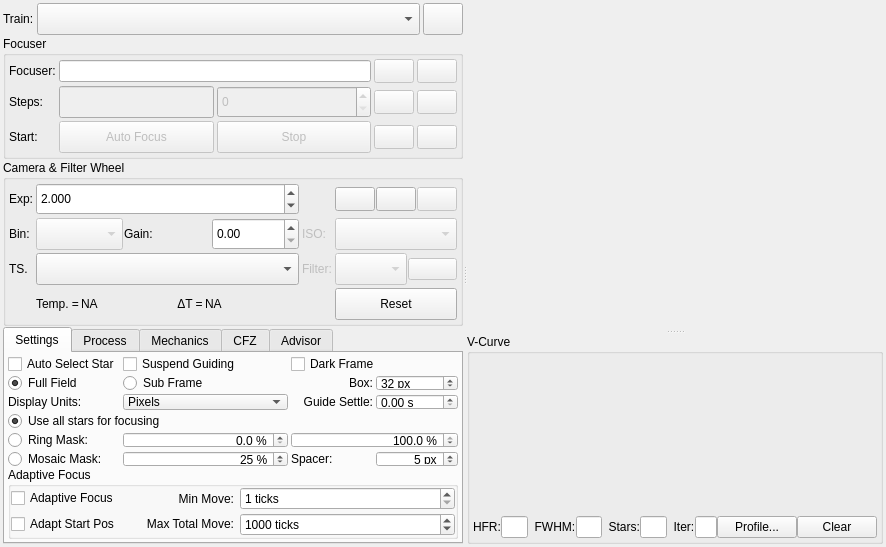
The window that kstars/ekos/focus/focus.ui (KDE/kstars) describes before a commit, drawn with Qt 5.
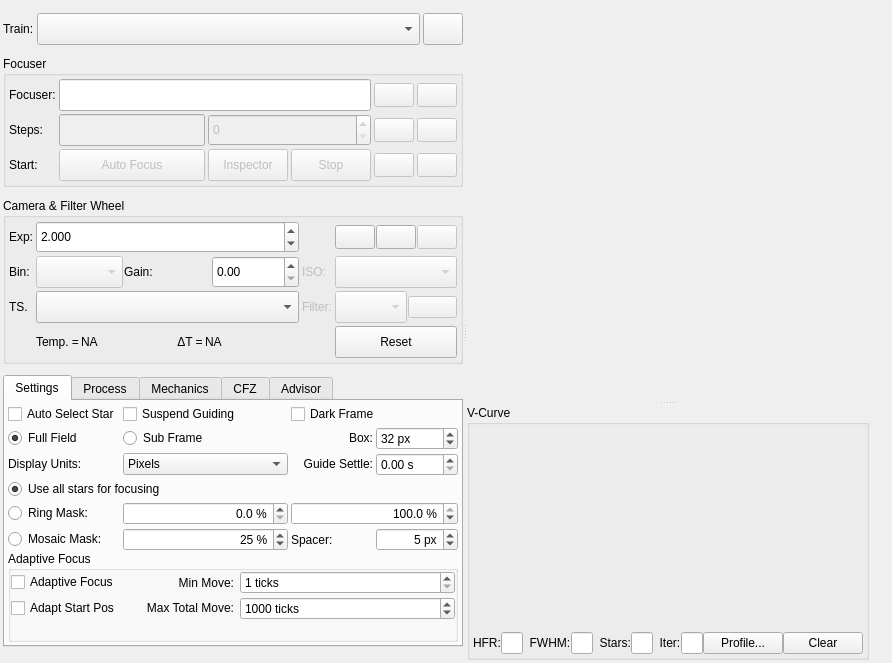
The same window after the commit. Icons and pictures are not drawn. Custom widgets are drawn as their Qt base class.

Commit message: Aberration Inspector

```diff
--- a/kstars/ekos/focus/focus.ui
+++ b/kstars/ekos/focus/focus.ui
@@ -6,8 +6,8 @@
    <rect>
     <x>0</x>
     <y>0</y>
-    <width>886</width>
-    <height>547</height>
+    <width>891</width>
+    <height>663</height>
    </rect>
   </property>
   <property name="sizePolicy">
@@ -41,7 +41,7 @@
       <enum>Qt::Horizontal</enum>
      </property>
      <widget class="QWidget" name="layoutWidget">
-      <layout class="QVBoxLayout" name="leftLayout">
+      <layout class="QVBoxLayout" name="leftLayout" stretch="0,0,0,0">
        <property name="spacing">
         <number>1</number>
        </property>
@@ -125,7 +125,7 @@
        <item>
         <widget class="QGroupBox" name="focuserGroup">
          <property name="sizePolicy">
-          <sizepolicy hsizetype="Preferred" vsizetype="Preferred">
+          <sizepolicy hsizetype="Preferred" vsizetype="Fixed">
            <horstretch>0</horstretch>
            <verstretch>0</verstretch>
           </sizepolicy>
@@ -149,52 +149,37 @@
           <property name="spacing">
            <number>3</number>
           </property>
-          <item row="1" column="2">
-           <widget class="QSpinBox" name="absTicksSpin">
+          <item row="3" column="4">
+           <widget class="QPushButton" name="startLoopB">
             <property name="enabled">
              <bool>false</bool>
             </property>
-            <property name="sizePolicy">
-             <sizepolicy hsizetype="MinimumExpanding" vsizetype="Fixed">
-              <horstretch>0</horstretch>
-              <verstretch>0</verstretch>
-             </sizepolicy>
-            </property>
             <property name="minimumSize">
              <size>
-              <width>0</width>
-              <height>32</height>
+              <width>24</width>
+              <height>24</height>
              </size>
             </property>
             <property name="toolTip">
-             <string>Desired absolute focus position</string>
+             <string>Start framing</string>
             </property>
-           </widget>
-          </item>
-          <item row="1" column="1">
-           <widget class="QLineEdit" name="absTicksLabel">
-            <property name="enabled">
-             <bool>false</bool>
+            <property name="text">
+             <string/>
             </property>
-            <property name="minimumSize">
+            <property name="icon">
+             <iconset theme="media-playlist-repeat">
+              <normaloff>../../../../../../../../../../Projects2/kstars/kstars/ekos/focus</normaloff>../../../../../../../../../../Projects2/kstars/kstars/ekos/focus</iconset>
+            </property>
+            <property name="iconSize">
              <size>
-              <width>0</width>
-              <height>32</height>
+              <width>24</width>
+              <height>24</height>
              </size>
             </property>
-            <property name="toolTip">
-             <string>Current absolute focuser position</string>
-            </property>
-            <property name="styleSheet">
-             <string notr="true">QLineEdit[readOnly=&quot;true&quot;] { color: gray }</string>
-            </property>
-            <property name="readOnly">
-             <bool>true</bool>
-            </property>
            </widget>
           </item>
-          <item row="0" column="3">
-           <widget class="QPushButton" name="focusInB">
+          <item row="0" column="5">
+           <widget class="QPushButton" name="focusOutB">
             <property name="enabled">
              <bool>false</bool>
             </property>
@@ -205,7 +190,7 @@
              </size>
             </property>
             <property name="toolTip">
-             <string>Focus In</string>
+             <string>Focus Out</string>
             </property>
             <property name="statusTip">
              <string/>
@@ -214,7 +199,7 @@
              <string/>
             </property>
             <property name="icon">
-             <iconset theme="format-align-vertical-bottom">
+             <iconset theme="format-align-vertical-top">
               <normaloff>../../../../../../../../../../Projects2/kstars/kstars/ekos/focus</normaloff>../../../../../../../../../../Projects2/kstars/kstars/ekos/focus</iconset>
             </property>
             <property name="iconSize">
@@ -225,20 +210,36 @@
             </property>
            </widget>
           </item>
-          <item row="0" column="1" colspan="2">
-           <widget class="QLineEdit" name="focuserLabel">
+          <item row="3" column="5">
+           <widget class="QPushButton" name="captureB">
+            <property name="enabled">
+             <bool>false</bool>
+            </property>
             <property name="minimumSize">
              <size>
-              <width>266</width>
-              <height>0</height>
+              <width>24</width>
+              <height>24</height>
              </size>
             </property>
-            <property name="readOnly">
-             <bool>true</bool>
+            <property name="toolTip">
+             <string>Capture image</string>
+            </property>
+            <property name="text">
+             <string/>
+            </property>
+            <property name="icon">
+             <iconset theme="camera-photo">
+              <normaloff>../../../../../../../../../../Projects2/kstars/kstars/ekos/focus</normaloff>../../../../../../../../../../Projects2/kstars/kstars/ekos/focus</iconset>
+            </property>
+            <property name="iconSize">
+             <size>
+              <width>24</width>
+              <height>24</height>
+             </size>
             </property>
            </widget>
           </item>
-          <item row="1" column="4">
+          <item row="1" column="5">
            <widget class="QPushButton" name="stopGotoB">
             <property name="enabled">
              <bool>false</bool>
@@ -292,23 +293,6 @@
             </property>
            </widget>
           </item>
-          <item row="0" column="0">
-           <widget class="QLabel" name="label_33">
-            <property name="text">
-             <string>Focuser:</string>
-            </property>
-           </widget>
-          </item>
-          <item row="3" column="0">
-           <widget class="QLabel" name="label_22">
-            <property name="text">
-             <string>Start:</string>
-            </property>
-            <property name="buddy">
-             <cstring>startFocusB</cstring>
-            </property>
-           </widget>
-          </item>
           <item row="1" column="0">
            <widget class="QLabel" name="label_16">
             <property name="text">
@@ -319,39 +303,7 @@
             </property>
            </widget>
           </item>
-          <item row="0" column="4">
-           <widget class="QPushButton" name="focusOutB">
-            <property name="enabled">
-             <bool>false</bool>
-            </property>
-            <property name="minimumSize">
-             <size>
-              <width>24</width>
-              <height>24</height>
-             </size>
-            </property>
-            <property name="toolTip">
-             <string>Focus Out</string>
-            </property>
-            <property name="statusTip">
-             <string/>
-            </property>
-            <property name="text">
-             <string/>
-            </property>
-            <property name="icon">
-             <iconset theme="format-align-vertical-top">
-              <normaloff>../../../../../../../../../../Projects2/kstars/kstars/ekos/focus</normaloff>../../../../../../../../../../Projects2/kstars/kstars/ekos/focus</iconset>
-            </property>
-            <property name="iconSize">
-             <size>
-              <width>24</width>
-              <height>24</height>
-             </size>
-            </property>
-           </widget>
-          </item>
-          <item row="1" column="3">
+          <item row="1" column="4">
            <widget class="QPushButton" name="startGotoB">
             <property name="enabled">
              <bool>false</bool>
@@ -380,65 +332,30 @@
             </property>
            </widget>
           </item>
+          <item row="0" column="1" colspan="3">
+           <widget class="QLineEdit" name="focuserLabel">
+            <property name="minimumSize">
+             <size>
+              <width>266</width>
+              <height>32</height>
+             </size>
+            </property>
+            <property name="readOnly">
+             <bool>true</bool>
+            </property>
+           </widget>
+          </item>
+          <item row="3" column="0">
+           <widget class="QLabel" name="label_22">
+            <property name="text">
+             <string>Start:</string>
+            </property>
+            <property name="buddy">
+             <cstring>startFocusB</cstring>
+            </property>
+           </widget>
+          </item>
           <item row="3" column="3">
-           <widget class="QPushButton" name="startLoopB">
-            <property name="enabled">
-             <bool>false</bool>
-            </property>
-            <property name="minimumSize">
-             <size>
-              <width>24</width>
-              <height>24</height>
-             </size>
-            </property>
-            <property name="toolTip">
-             <string>Start framing</string>
-            </property>
-            <property name="text">
-             <string/>
-            </property>
-            <property name="icon">
-             <iconset theme="media-playlist-repeat">
-              <normaloff>../../../../../../../../../../Projects2/kstars/kstars/ekos/focus</normaloff>../../../../../../../../../../Projects2/kstars/kstars/ekos/focus</iconset>
-            </property>
-            <property name="iconSize">
-             <size>
-              <width>24</width>
-              <height>24</height>
-             </size>
-            </property>
-           </widget>
-          </item>
-          <item row="3" column="4">
-           <widget class="QPushButton" name="captureB">
-            <property name="enabled">
-             <bool>false</bool>
-            </property>
-            <property name="minimumSize">
-             <size>
-              <width>24</width>
-              <height>24</height>
-             </size>
-            </property>
-            <property name="toolTip">
-             <string>Capture image</string>
-            </property>
-            <property name="text">
-             <string/>
-            </property>
-            <property name="icon">
-             <iconset theme="camera-photo">
-              <normaloff>../../../../../../../../../../Projects2/kstars/kstars/ekos/focus</normaloff>../../../../../../../../../../Projects2/kstars/kstars/ekos/focus</iconset>
-            </property>
-            <property name="iconSize">
-             <size>
-              <width>24</width>
-              <height>24</height>
-             </size>
-            </property>
-           </widget>
-          </item>
-          <item row="3" column="2">
            <widget class="QPushButton" name="stopFocusB">
             <property name="enabled">
              <bool>false</bool>
@@ -457,13 +374,115 @@
             </property>
            </widget>
           </item>
+          <item row="1" column="1">
+           <widget class="QLineEdit" name="absTicksLabel">
+            <property name="enabled">
+             <bool>false</bool>
+            </property>
+            <property name="minimumSize">
+             <size>
+              <width>0</width>
+              <height>32</height>
+             </size>
+            </property>
+            <property name="toolTip">
+             <string>Current absolute focuser position</string>
+            </property>
+            <property name="styleSheet">
+             <string notr="true">QLineEdit[readOnly=&quot;true&quot;] { color: gray }</string>
+            </property>
+            <property name="readOnly">
+             <bool>true</bool>
+            </property>
+           </widget>
+          </item>
+          <item row="0" column="4">
+           <widget class="QPushButton" name="focusInB">
+            <property name="enabled">
+             <bool>false</bool>
+            </property>
+            <property name="minimumSize">
+             <size>
+              <width>24</width>
+              <height>24</height>
+             </size>
+            </property>
+            <property name="toolTip">
+             <string>Focus In</string>
+            </property>
+            <property name="statusTip">
+             <string/>
+            </property>
+            <property name="text">
+             <string/>
+            </property>
+            <property name="icon">
+             <iconset theme="format-align-vertical-bottom">
+              <normaloff>../../../../../../../../../../Projects2/kstars/kstars/ekos/focus</normaloff>../../../../../../../../../../Projects2/kstars/kstars/ekos/focus</iconset>
+            </property>
+            <property name="iconSize">
+             <size>
+              <width>24</width>
+              <height>24</height>
+             </size>
+            </property>
+           </widget>
+          </item>
+          <item row="0" column="0">
+           <widget class="QLabel" name="label_33">
+            <property name="text">
+             <string>Focuser:</string>
+            </property>
+           </widget>
+          </item>
+          <item row="3" column="2">
+           <widget class="QPushButton" name="startAbInsB">
+            <property name="enabled">
+             <bool>false</bool>
+            </property>
+            <property name="minimumSize">
+             <size>
+              <width>0</width>
+              <height>32</height>
+             </size>
+            </property>
+            <property name="toolTip">
+             <string>&lt;html&gt;&lt;head/&gt;&lt;body&gt;&lt;p&gt;Run Aberration Inspector (Auto Focus will run first to collect data).&lt;/p&gt;&lt;p&gt;Note: Mosaic Mask must be set to activate this button.&lt;/p&gt;&lt;p&gt;This is an experimental feature.&lt;/p&gt;&lt;/body&gt;&lt;/html&gt;</string>
+            </property>
+            <property name="text">
+             <string>Inspector</string>
+            </property>
+           </widget>
+          </item>
+          <item row="1" column="2" colspan="2">
+           <widget class="QSpinBox" name="absTicksSpin">
+            <property name="enabled">
+             <bool>false</bool>
+            </property>
+            <property name="sizePolicy">
+             <sizepolicy hsizetype="MinimumExpanding" vsizetype="Fixed">
+              <horstretch>0</horstretch>
+              <verstretch>0</verstretch>
+             </sizepolicy>
+            </property>
+            <property name="minimumSize">
+             <size>
+              <width>0</width>
+              <height>32</height>
+             </size>
+            </property>
+            <property name="toolTip">
+             <string>Desired absolute focus position</string>
+            </property>
+           </widget>
+          </item>
          </layout>
         </widget>
        </item>
        <item>
         <widget class="QGroupBox" name="ccdGroup">
          <property name="sizePolicy">
-          <sizepolicy hsizetype="Preferred" vsizetype="Preferred">
+          <sizepolicy hsizetype="Preferred" vsizetype="Fixed">
            <horstretch>0</horstretch>
            <verstretch>0</verstretch>
           </sizepolicy>
@@ -3796,6 +3815,19 @@
      </widget>
     </widget>
    </item>
+   <item>
+    <spacer name="verticalSpacer_6">
+     <property name="orientation">
+      <enum>Qt::Vertical</enum>
+     </property>
+     <property name="sizeHint" stdset="0">
+      <size>
+       <width>20</width>
+       <height>40</height>
+      </size>
+     </property>
+    </spacer>
+   </item>
   </layout>
  </widget>
  <customwidgets>
```
Left out of the diff: 2 changed lines with no effect on the pictures. The commit also changes 22 other files.
